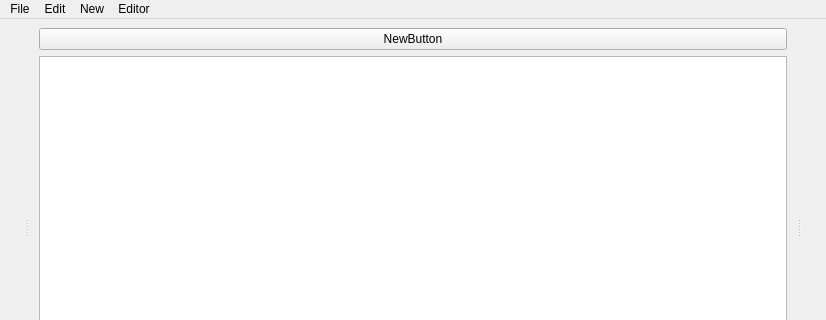
First picture: the form in MainWindow.ui, repository lrickard/CodeWorkstation, before the edit; both pictures show x 0 to 826 and y 0 to 320 of the 826 by 670 pixel window.
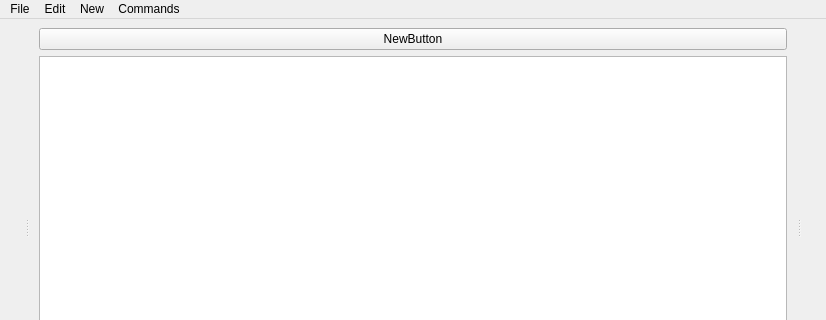
Second picture: the form after the edit.

Commit message: Fixed Shortcut bugs, made adding shortcuts more intuitive, and fixed general deleting and changing properties bugs

```diff
--- a/MainWindow.ui
+++ b/MainWindow.ui
@@ -96,7 +96,7 @@
      <x>0</x>
      <y>0</y>
      <width>826</width>
-     <height>21</height>
+     <height>20</height>
     </rect>
    </property>
    <widget class="QMenu" name="menuFile">
@@ -123,9 +123,9 @@
     </property>
     <addaction name="actionShortcuts"/>
    </widget>
-   <widget class="QMenu" name="menuEditor">
+   <widget class="QMenu" name="menuCommands">
     <property name="title">
-     <string>Editor</string>
+     <string>Commands</string>
     </property>
     <addaction name="actionBoL"/>
     <addaction name="actionEoL"/>
@@ -136,7 +136,7 @@
    <addaction name="menuFile"/>
    <addaction name="menuEdit"/>
    <addaction name="menuNew"/>
-   <addaction name="menuEditor"/>
+   <addaction name="menuCommands"/>
   </widget>
   <action name="actionSave">
    <property name="text">
```
Left out of the diff: 19 changed lines with no effect on the pictures. The commit also changes 2 other files.
